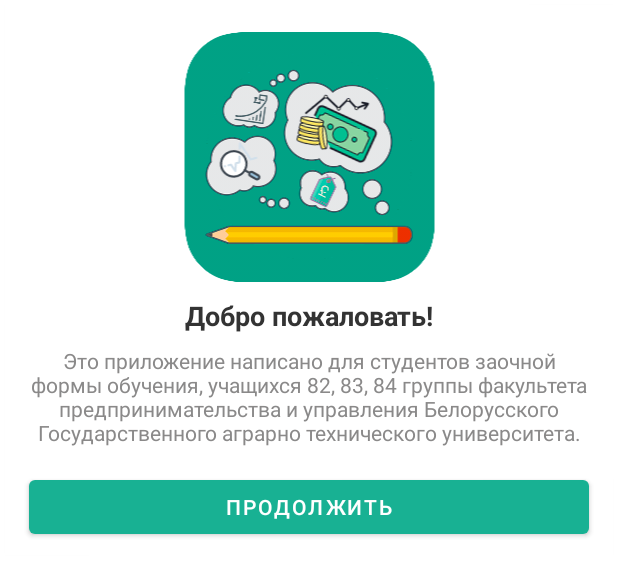
After one commit to mzfkr97/BATSU_App.-Dagger2-MVP-Retrofit2, an Android app: the layout onboarding_dialog.xml on its own in the app's theme, with its tools: preview values and no code run, on a phone screen of 412 x 824 dp. The commit adds this screen. Shown: the top 576 px of the screen. Run offline under Robolectric (Android 15) with nearby library versions, the phone set to English and light mode, and no system bars.

Commit message:
add Dagger2as

```diff
--- a/app/build.gradle
+++ b/app/build.gradle
@@ -7,8 +7,8 @@
         applicationId "com.roman.batsu"
         minSdkVersion 21
         targetSdkVersion 29
-        versionCode 3
-        versionName "1.002"
+        versionCode 4
+        versionName "1.003"
         multiDexEnabled true
 
     }
--- a/app/src/main/java/com/roman/batsu/ui/dashboard/DashboardAdapter.java
+++ b/app/src/main/java/com/roman/batsu/ui/dashboard/DashboardAdapter.java
@@ -58,9 +58,9 @@
         if (color == 1){
             return Color.WHITE;
         } else if (color == 2){
+            return Color.YELLOW;
+        } else if (color == 3){
             return Color.RED;
-        } else if (color == 3){
-            return Color.BLUE;
         } else {
             return Color.BLACK;
         }
--- /dev/null
+++ b/app/src/main/res/layout/onboarding_dialog.xml
@@ -0,0 +1,83 @@
+<?xml version="1.0" encoding="utf-8"?>
+<com.google.android.material.card.MaterialCardView xmlns:android="http://schemas.android.com/apk/res/android"
+    xmlns:app="http://schemas.android.com/apk/res-auto"
+    xmlns:tools="http://schemas.android.com/tools"
+    android:id="@+id/newsCard"
+    android:background="@color/colorWhite"
+    style="@style/myCardViewStyle"
+    >
+
+    <androidx.core.widget.NestedScrollView
+        android:layout_width="match_parent"
+        android:layout_height="match_parent"
+        android:fillViewport="true">
+
+
+        <androidx.constraintlayout.widget.ConstraintLayout
+            android:layout_width="match_parent"
+            android:layout_height="wrap_content"
+            android:orientation="vertical">
+
+
+            <ImageView
+                android:id="@+id/image_menu"
+                android:layout_width="250dp"
+                android:layout_height="0dp"
+                android:layout_marginTop="16dp"
+                android:adjustViewBounds="false"
+                android:cropToPadding="false"
+                app:layout_constraintEnd_toEndOf="parent"
+                app:layout_constraintStart_toStartOf="parent"
+                app:layout_constraintTop_toTopOf="parent"
+                app:srcCompat="@mipmap/logo_new3"
+                tools:ignore="ContentDescription"
+                tools:srcCompat="@mipmap/logo_new3" />
+
+            <TextView
+                android:id="@+id/text_title"
+                style="@style/textPrimary"
+                android:layout_width="0dp"
+                android:layout_height="wrap_content"
+                android:layout_marginTop="8dp"
+                android:gravity="center"
+                android:textSize="18sp"
+                android:textStyle="bold"
+                app:layout_constraintEnd_toEndOf="parent"
+                app:layout_constraintStart_toStartOf="parent"
+                app:layout_constraintTop_toBottomOf="@+id/image_menu"
+                tools:text="@string/on_boarding_dialog_title" />
+
+            <TextView
+                android:id="@+id/text_description"
+                style="@style/textSecondary"
+                android:layout_width="0dp"
+                android:layout_height="wrap_content"
+                android:layout_marginStart="8dp"
+                android:layout_marginTop="8dp"
+                android:layout_marginEnd="8dp"
+                android:gravity="center"
+                android:textSize="14sp"
+                app:layout_constraintEnd_toEndOf="parent"
+                app:layout_constraintStart_toStartOf="parent"
+                app:layout_constraintTop_toBottomOf="@+id/text_title"
+                tools:text="@string/on_boarding_dialog_description" />
+
+            <Button
+                android:id="@+id/letsGoButton"
+
+                android:layout_width="0dp"
+                android:layout_height="wrap_content"
+                android:layout_marginStart="16dp"
+                android:layout_marginTop="16dp"
+                android:layout_marginEnd="16dp"
+                android:layout_marginBottom="8dp"
+                android:text="Продолжить"
+                app:layout_constraintBottom_toBottomOf="parent"
+                app:layout_constraintEnd_toEndOf="parent"
+                app:layout_constraintStart_toStartOf="parent"
+                app:layout_constraintTop_toBottomOf="@+id/text_description" />
+
+        </androidx.constraintlayout.widget.ConstraintLayout>
+
+    </androidx.core.widget.NestedScrollView>
+</com.google.android.material.card.MaterialCardView>
--- a/app/src/main/res/values/strings.xml
+++ b/app/src/main/res/values/strings.xml
@@ -10,6 +10,11 @@
     <string name="description_header_notify">График работы столовой:\n07:30 – 19:00\nВыходной: суббота, воскресенье</string>
     <string name="fa_dot">\uf064</string>
     <string name="share_popup">Поделиться</string>
+    <string name="on_boarding_dialog_title">Добро пожаловать!</string>
+    <string name="on_boarding_dialog_description">
+        Это приложение написано для студентов заочной формы обучения, учащихся 82, 83, 84 группы факультета предпринимательства и управления Белорусского Государственного
+        аграрно технического университета.
+    </string>
 
     <!--shortcut -->
     <string name="shortcut_home">Расписание</string>
```
Also changed, not shown: app/src/main/java/com/roman/batsu/MainActivity.java (+16 -0 lines), app/src/main/java/com/roman/batsu/ui/dialogfragment/OnBoardingDialog.java (added, +80 -0 lines).
